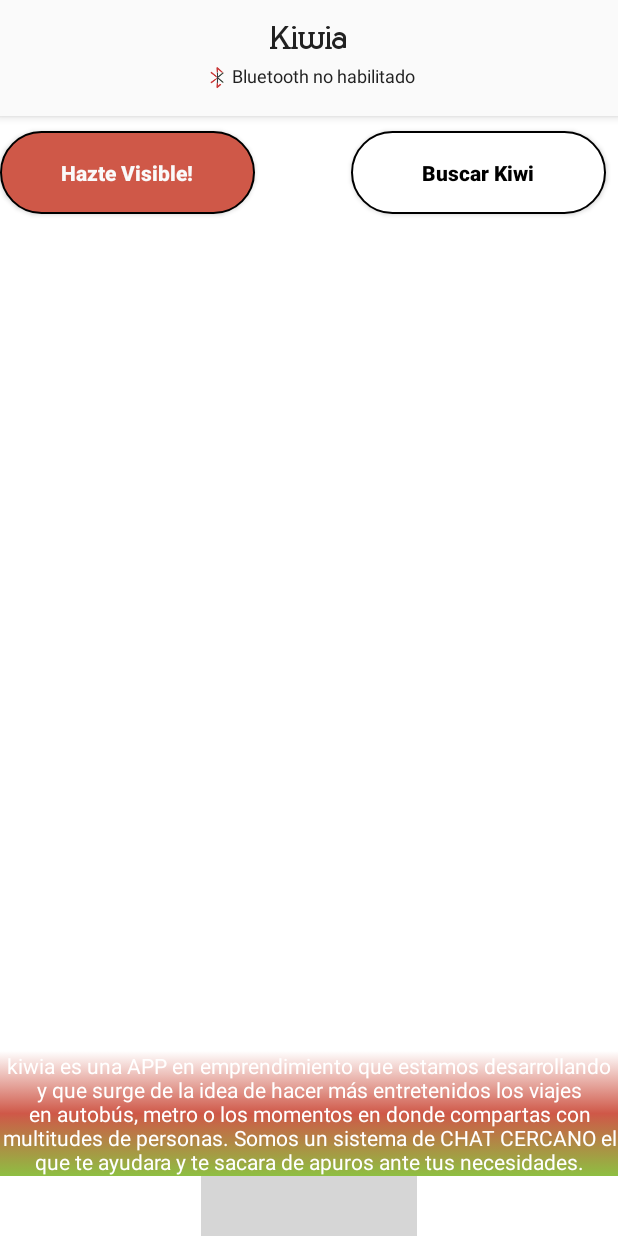
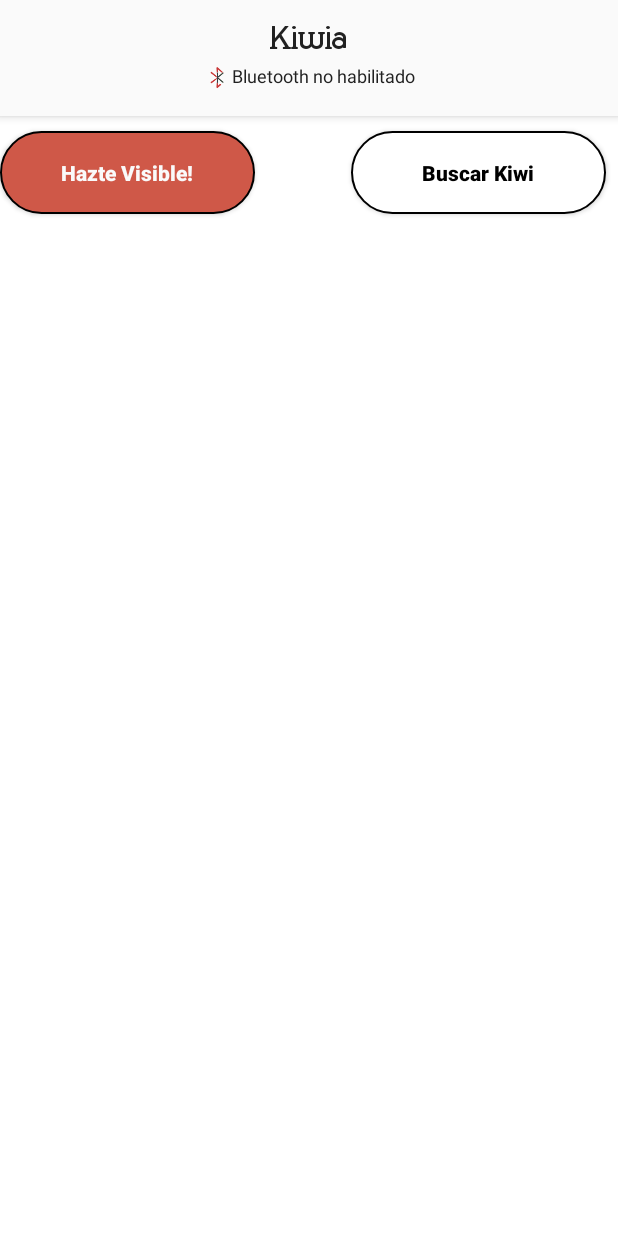
Before and after one commit to frefripre/appkiwia, an Android app: the MainActivity screen opened directly, with no data from a screen before it, on a phone screen of 412 x 824 dp. Run offline under Robolectric (Android 15) with nearby library versions, the phone set to English and light mode, and no system bars; grey boxes are pictures that could not be loaded.

Commit message:
cambio en main

```diff
--- a/app/src/main/res/layout/activity_main.xml
+++ b/app/src/main/res/layout/activity_main.xml
@@ -58,7 +58,7 @@
                         android:layout_width="wrap_content"
                         android:layout_height="wrap_content"
                         android:textColor="@color/colorPrimaryText"
-                        android:textSize="12dp"/>
+                        android:textSize="12dp" />
 
                 </LinearLayout>
 
@@ -76,7 +76,7 @@
 
             <LinearLayout
                 android:layout_width="match_parent"
-                android:layout_height="48dp"
+                android:layout_height="12dp"
                 android:layout_weight="0.8"
                 android:weightSum="2">
 
@@ -192,25 +192,6 @@
 
             </LinearLayout>
 
-            <TextView
-                android:id="@+id/textView3"
-                android:layout_width="match_parent"
-                android:layout_height="wrap_content"
-                android:layout_weight="0.8"
-                android:textAlignment="center"
-                android:background="@drawable/gradient"
-                android:text="kiwia es una APP en emprendimiento que estamos desarrollando y que surge de la idea de hacer más entretenidos los viajes en autobús, metro o los momentos en donde compartas con multitudes de personas. Somos un sistema de CHAT CERCANO el que te ayudara y te sacara de apuros ante tus necesidades."
-                android:textColor="#fff"
-               />
-
-            <ImageView
-                android:id="@+id/imageView3"
-                android:layout_width="144dp"
-                android:layout_height="40dp"
-                android:layout_weight="0.8"
-                android:layout_gravity="center"
-                app:srcCompat="@drawable/logod" />
-
         </LinearLayout>
 
     </RelativeLayout>
--- a/app/src/main/res/layout/recyclerview_single_item.xml
+++ b/app/src/main/res/layout/recyclerview_single_item.xml
@@ -21,7 +21,7 @@
             android:layout_height="wrap_content"
             android:layout_weight="1"
             android:paddingBottom="5dp"
-            android:textSize="60px"
+            android:textSize="33px"
             android:paddingLeft="10dp"
             android:paddingRight="5dp"
             android:paddingTop="5dp"
```
Also changed, not shown: app/src/main/res/layout/chat_fragment.xml (+8 -5 lines).
